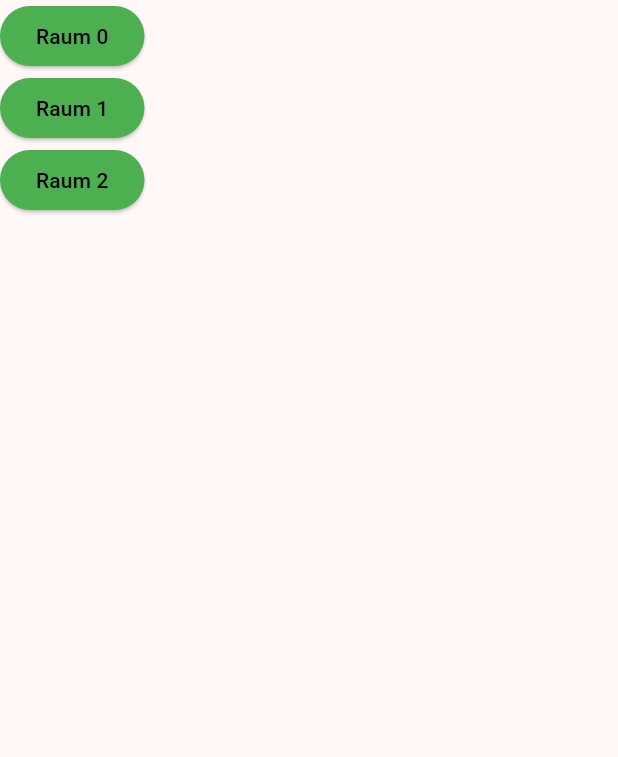
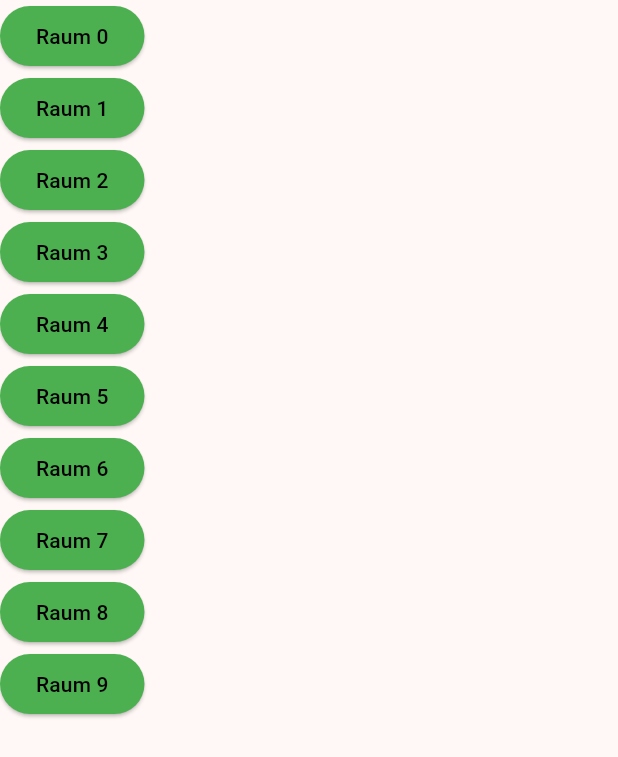
Before and after one commit to jirach08/flutter_test_application, a Flutter app: the screen it shows after launch, on a phone screen of 412 x 824 dp. Shown: the top 757 px of the screen. Run offline on Flutter 3.47's test engine with Material 3 defaults, Android fonts, the phone set to English and light mode, and no system bars.

```diff
--- a/lib/main.dart
+++ b/lib/main.dart
@@ -11,7 +11,7 @@ class MyApp extends StatelessWidget {
   @override
   Widget build(BuildContext context) {
     return ChangeNotifierProvider(
-      create: (context) => MyRoomStatesNotifier(),
+      create: (context) => MyRoomStatesNotifier(10),
       child: MaterialApp(
         title: 'Meetly',
         theme: ThemeData(
@@ -26,30 +26,24 @@ class MyApp extends StatelessWidget {
 
 class MyRoomState{
   int id = 0;
-  String name = "room0";
+  String name = "";
   bool occupied = false;
 
-  MyRoomState(int id, String name){
-    this.id = id;
-    this.name = name;
-    this.occupied = false;
-  }
+  MyRoomState(this.id, this.name){ occupied = false; }
 
-  void toggle(){
-    occupied = !occupied;
-  }
-  Color get color {
-    if (occupied) {
-      return Colors.red;
-    }
-    else {
-      return Colors.green;
-    }
-  }
+  void toggle() { occupied = !occupied; }
 }
 
 class MyRoomStatesNotifier extends ChangeNotifier {
-  var rooms = [for (int i in [0,1,2]) MyRoomState(i, "Raum $i")];
+  MyRoomStatesNotifier(this.nRooms){
+    for (int i = 0; i < nRooms; i++) {
+      rooms.add(MyRoomState(i, "Raum $i"));
+    }
+  }
+
+  int nRooms = 0;
+  List<MyRoomState> rooms = [];
+
   void toggle(int i) {
     rooms[i].toggle();
     notifyListeners();
@@ -66,14 +60,14 @@ class MyHomePage extends StatelessWidget {
         children: [
           for (var room in appState.rooms)
             ElevatedButton(
-              child: Text(room.name),
               onPressed: (){
                 appState.toggle(room.id);
               },
               style: ButtonStyle(
-                backgroundColor:  MaterialStateProperty.all<Color>(room.color),
+                backgroundColor:  MaterialStateProperty.all<Color>(room.occupied ? Colors.deepOrange: Colors.green),
                 foregroundColor: MaterialStateProperty.all<Color>(Colors.black),
               ),
+              child: Text(room.name),
             ),
           ],
         ),
```
